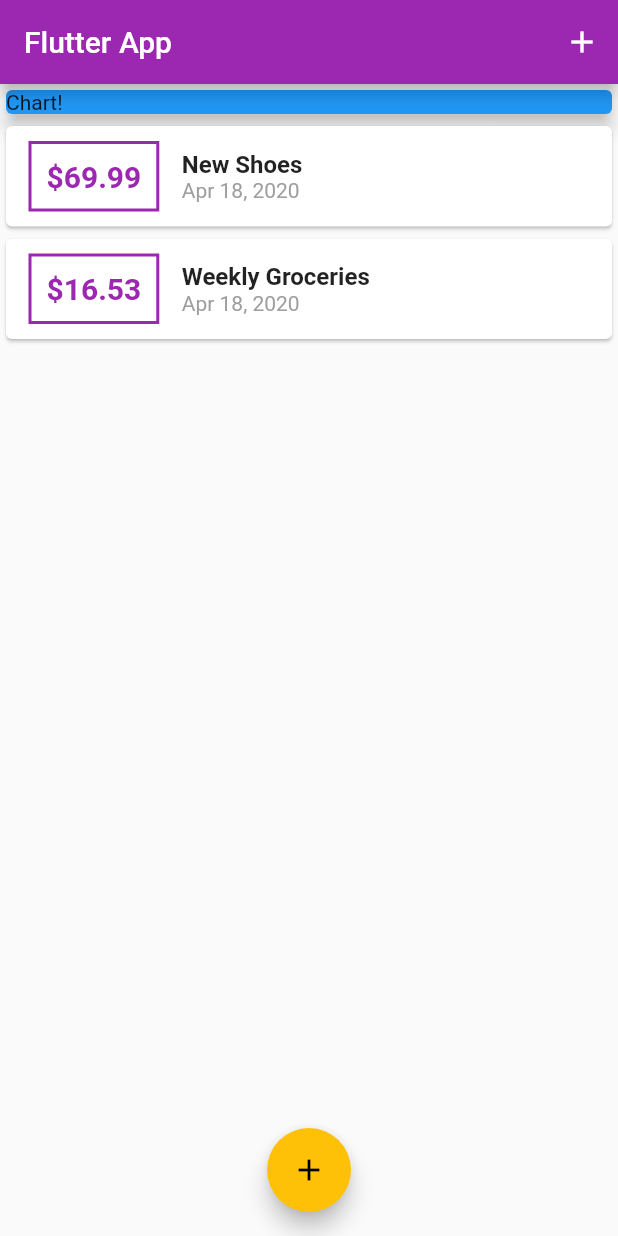
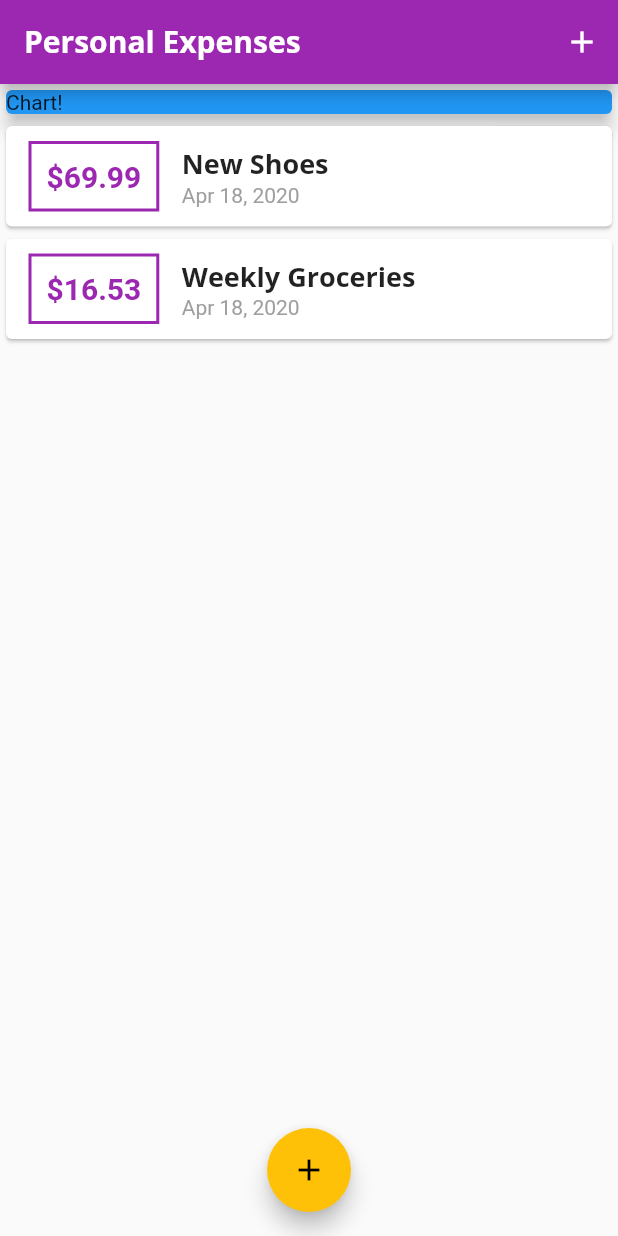
Before and after one commit to charger513/personal_expenses_app_flutter, a Flutter app: the screen it shows after launch, on a phone screen of 412 x 824 dp. Run offline on Flutter 3.47's test engine with Material 2 defaults, Android fonts, the phone set to English and light mode, and no system bars.

Commit message:
Custom Fonts & Working with Text Themes

```diff
--- a/lib/main.dart
+++ b/lib/main.dart
@@ -13,6 +13,22 @@ class MyApp extends StatelessWidget {
       theme: ThemeData(
         primarySwatch: Colors.purple,
         accentColor: Colors.amber,
+        fontFamily: 'Quicksand',
+        textTheme: ThemeData.light().textTheme.copyWith(
+              title: TextStyle(
+                fontFamily: 'OpenSans',
+                fontWeight: FontWeight.bold,
+                fontSize: 18,
+              ),
+            ),
+        appBarTheme: AppBarTheme(
+          textTheme: ThemeData.light().textTheme.copyWith(
+                title: TextStyle(
+                    fontFamily: 'OpenSans',
+                    fontSize: 20,
+                    fontWeight: FontWeight.bold),
+              ),
+        ),
       ),
       home: MyHomePage(),
     );
@@ -69,7 +85,7 @@ class _MyHomePageState extends State<MyHomePage> {
   Widget build(BuildContext context) {
     return Scaffold(
       appBar: AppBar(
-        title: Text('Flutter App'),
+        title: Text('Personal Expenses'),
         actions: <Widget>[
           IconButton(
             icon: Icon(Icons.add),
--- a/lib/widgets/transaction_list.dart
+++ b/lib/widgets/transaction_list.dart
@@ -42,10 +42,7 @@ class TransactionList extends StatelessWidget {
                   children: <Widget>[
                     Text(
                       transactions[index].title,
-                      style: TextStyle(
-                        fontSize: 16,
-                        fontWeight: FontWeight.bold,
-                      ),
+                      style: Theme.of(context).textTheme.title,
                     ),
                     Text(
                       DateFormat.yMMMd().format(transactions[index].date),
```
Also changed, not shown: pubspec.yaml (+11 -6 lines), assets/fonts/OpenSans-Bold.ttf (added), assets/fonts/OpenSans-Regular.ttf (added), assets/fonts/Quicksand-Bold.ttf (added), assets/fonts/Quicksand-Light.ttf (added), assets/fonts/Quicksand-Medium.ttf (added), assets/fonts/Quicksand-Regular.ttf (added).
